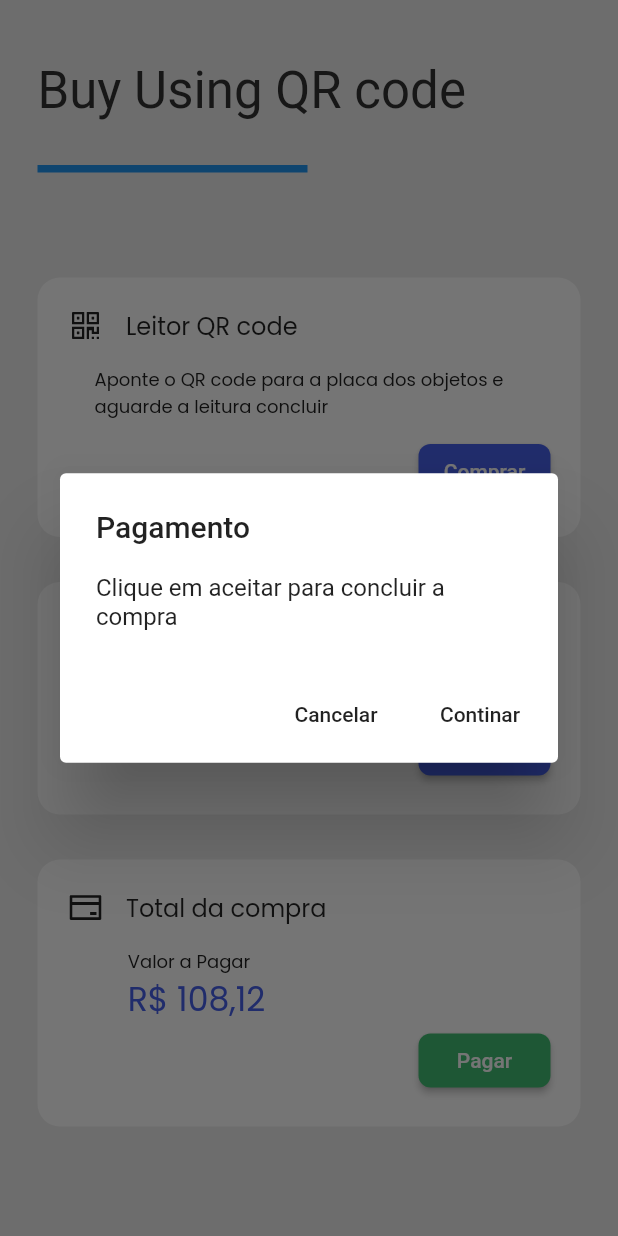
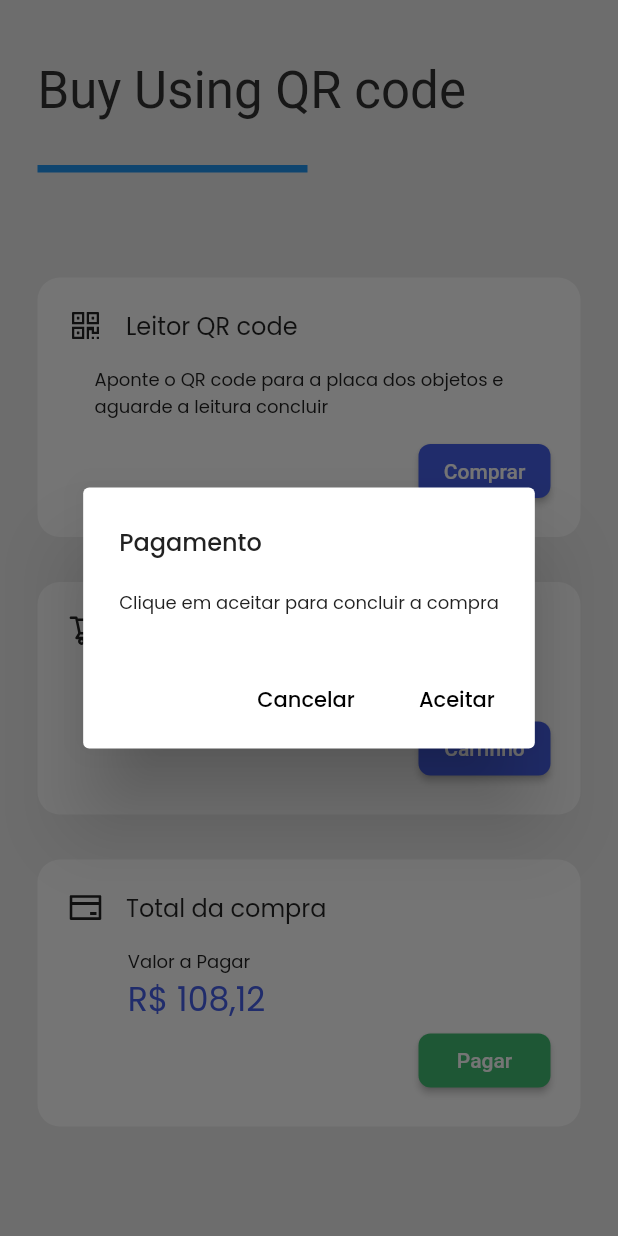
Before and after one commit to Gdoliveira1/projeto_studio, a Flutter app: the screen it shows after launch, after a tap on "Pagar", on a phone screen of 412 x 824 dp. Run offline on Flutter 3.47's test engine with Material 2 defaults, Android fonts, the phone set to English and light mode, and no system bars; our stand-ins replace flutter_icons; Roboto replaces fonts that are missing (FredokaOne).

Commit message:
final commit

```diff
--- a/lib/app/modules/homepage.dart
+++ b/lib/app/modules/homepage.dart
@@ -9,17 +9,33 @@ class Home extends StatefulWidget {
 class _HomeState extends State<Home> {
   showAlertDialog2(BuildContext context) {
     Widget cancelaButton = FlatButton(
-      child: Text("Cancelar"),
+      child: Text(
+        "Cancelar",
+        style:
+            TextStyle(fontFamily: 'Poppins', fontSize: 14, color: Colors.black),
+      ),
       onPressed: () {},
     );
     Widget continuaButton = FlatButton(
-      child: Text("Continar"),
+      child: Text(
+        "Aceitar",
+        style:
+            TextStyle(fontFamily: 'Poppins', fontSize: 14, color: Colors.black),
+      ),
       onPressed: () {},
     );
     //configura o AlertDialog
     AlertDialog alert = AlertDialog(
-      title: Text("Pagamento"),
-      content: Text("Clique em aceitar para concluir a compra"),
+      title: Text(
+        "Pagamento",
+        style: TextStyle(
+            fontFamily: 'Poppins', fontSize: 16, color: Colors.grey[900]),
+      ),
+      content: Text(
+        "Clique em aceitar para concluir a compra",
+        style: TextStyle(
+            fontFamily: 'Poppins', fontSize: 12, color: Colors.grey[900]),
+      ),
       actions: [
         cancelaButton,
         continuaButton,
```
